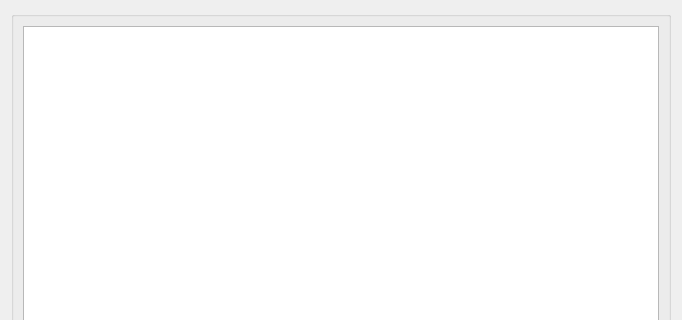
Qt form src/plugins/vcsbase/cleandialog.ui (qt-creator/qt-creator) before a commit; both pictures show x 0 to 682 and y 0 to 320 of the 682 by 659 pixel window.
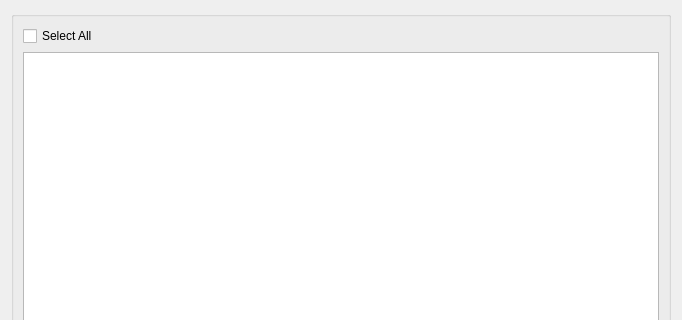
The same form after that commit.

Commit message: VCS Clean Dialog: Added "Select All" checkbox

The edit to the form file:
```diff
--- a/src/plugins/vcsbase/cleandialog.ui
+++ b/src/plugins/vcsbase/cleandialog.ui
@@ -17,6 +17,13 @@
    <item>
     <widget class="QGroupBox" name="groupBox">
      <layout class="QVBoxLayout" name="verticalLayout">
+      <item>
+       <widget class="QCheckBox" name="selectAllCheckBox">
+        <property name="text">
+         <string>Select All</string>
+        </property>
+       </widget>
+      </item>
       <item>
        <widget class="QTreeView" name="filesTreeView"/>
       </item>
```
Left out of the diff: 8 changed lines with no effect on the pictures. The commit also changes 2 other files.
